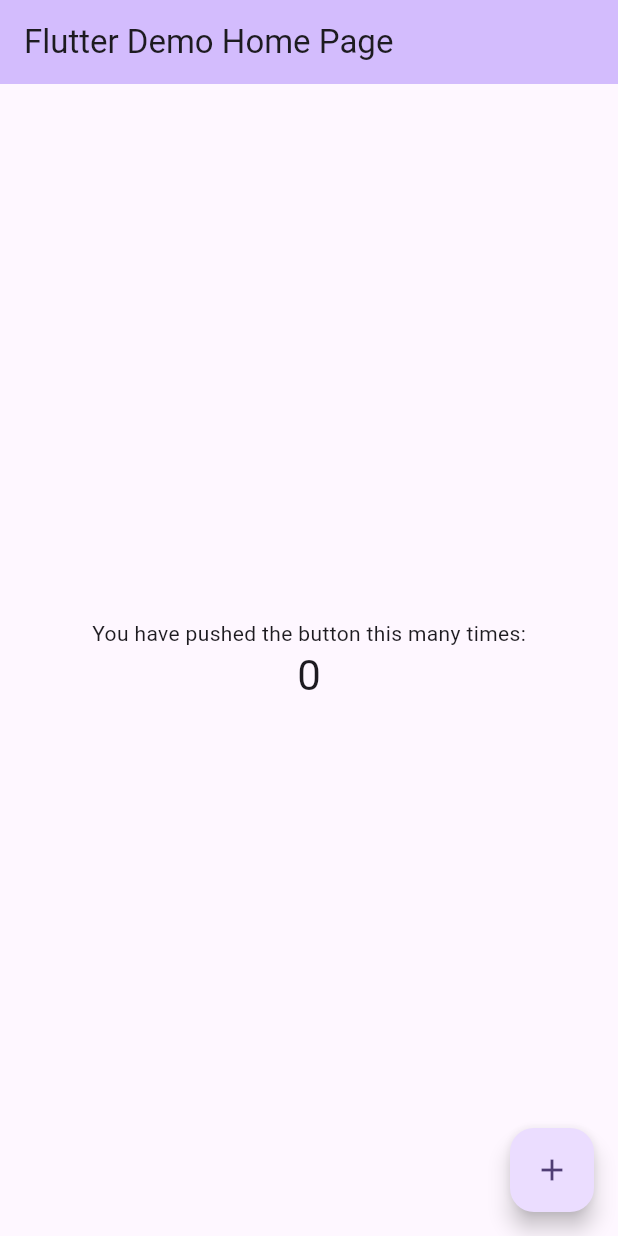
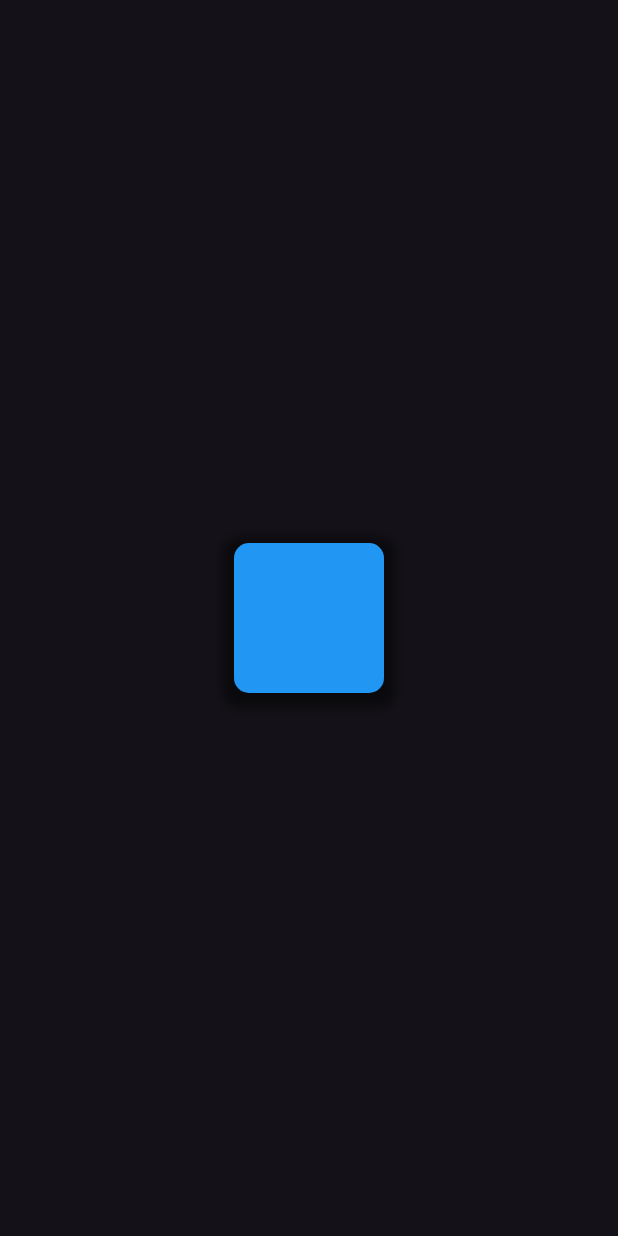
Before and after one commit to GemotiveerdeStudent/FlutterPlayground, a Flutter app: the screen it shows after launch, on a phone screen of 412 x 824 dp. Run offline on Flutter 3.47's test engine with Material 3 defaults, Android fonts, the light colour scheme and no system bars.

```diff
--- a/flutterplayground/lib/main.dart
+++ b/flutterplayground/lib/main.dart
@@ -1,125 +1,80 @@
+import 'dart:math';
 import 'package:flutter/material.dart';
 
 void main() {
-  runApp(const MyApp());
+  runApp(
+    const App(),
+  );
 }
 
-class MyApp extends StatelessWidget {
-  const MyApp({super.key});
+class App extends StatelessWidget {
+  const App({super.key});
 
-  // This widget is the root of your application.
   @override
   Widget build(BuildContext context) {
     return MaterialApp(
-      title: 'Flutter Demo',
-      theme: ThemeData(
-        // This is the theme of your application.
-        //
-        // TRY THIS: Try running your application with "flutter run". You'll see
-        // the application has a purple toolbar. Then, without quitting the app,
-        // try changing the seedColor in the colorScheme below to Colors.green
-        // and then invoke "hot reload" (save your changes or press the "hot
-        // reload" button in a Flutter-supported IDE, or press "r" if you used
-        // the command line to start the app).
-        //
-        // Notice that the counter didn't reset back to zero; the application
-        // state is not lost during the reload. To reset the state, use hot
-        // restart instead.
-        //
-        // This works for code too, not just values: Most code changes can be
-        // tested with just a hot reload.
-        colorScheme: ColorScheme.fromSeed(seedColor: Colors.deepPurple),
-        useMaterial3: true,
-      ),
-      home: const MyHomePage(title: 'Flutter Demo Home Page'),
+      theme: ThemeData(brightness: Brightness.dark),
+      darkTheme: ThemeData(brightness: Brightness.dark),
+      themeMode: ThemeMode.dark,
+      debugShowCheckedModeBanner: false,
+      debugShowMaterialGrid: false,
+      home: const HomePage(),
     );
   }
 }
 
-class MyHomePage extends StatefulWidget {
-  const MyHomePage({super.key, required this.title});
-
-  // This widget is the home page of your application. It is stateful, meaning
-  // that it has a State object (defined below) that contains fields that affect
-  // how it looks.
-
-  // This class is the configuration for the state. It holds the values (in this
-  // case the title) provided by the parent (in this case the App widget) and
-  // used by the build method of the State. Fields in a Widget subclass are
-  // always marked "final".
-
-  final String title;
+class HomePage extends StatefulWidget {
+  const HomePage({super.key});
 
   @override
-  State<MyHomePage> createState() => _MyHomePageState();
+  State<HomePage> createState() => _HomePageState();
 }
 
-class _MyHomePageState extends State<MyHomePage> {
-  int _counter = 0;
+class _HomePageState extends State<HomePage>
+    with SingleTickerProviderStateMixin {
+  late AnimationController _controller;
+  late Animation<double> _animation;
 
-  void _incrementCounter() {
-    setState(() {
-      // This call to setState tells the Flutter framework that something has
-      // changed in this State, which causes it to rerun the build method below
-      // so that the display can reflect the updated values. If we changed
-      // _counter without calling setState(), then the build method would not be
-      // called again, and so nothing would appear to happen.
-      _counter++;
-    });
+  @override
+  void initState() {
+    super.initState();
+    _controller = AnimationController(
+      duration: const Duration(seconds: 2),
+      vsync: this,
+    );
+    _animation = Tween<double>(
+      begin: 0.0,
+      end: 2 * pi,
+    ).animate(_controller);
+  }
+
+  @override
+  void dispose() {
+    _controller.dispose();
+    super.dispose();
   }
 
   @override
   Widget build(BuildContext context) {
-    // This method is rerun every time setState is called, for instance as done
-    // by the _incrementCounter method above.
-    //
-    // The Flutter framework has been optimized to make rerunning build methods
-    // fast, so that you can just rebuild anything that needs updating rather
-    // than having to individually change instances of widgets.
     return Scaffold(
-      appBar: AppBar(
-        // TRY THIS: Try changing the color here to a specific color (to
-        // Colors.amber, perhaps?) and trigger a hot reload to see the AppBar
-        // change color while the other colors stay the same.
-        backgroundColor: Theme.of(context).colorScheme.inversePrimary,
-        // Here we take the value from the MyHomePage object that was created by
-        // the App.build method, and use it to set our appbar title.
-        title: Text(widget.title),
-      ),
       body: Center(
-        // Center is a layout widget. It takes a single child and positions it
-        // in the middle of the parent.
-        child: Column(
-          // Column is also a layout widget. It takes a list of children and
-          // arranges them vertically. By default, it sizes itself to fit its
-          // children horizontally, and tries to be as tall as its parent.
-          //
-          // Column has various properties to control how it sizes itself and
-          // how it positions its children. Here we use mainAxisAlignment to
-          // center the children vertically; the main axis here is the vertical
-          // axis because Columns are vertical (the cross axis would be
-          // horizontal).
-          //
-          // TRY THIS: Invoke "debug painting" (choose the "Toggle Debug Paint"
-          // action in the IDE, or press "p" in the console), to see the
-          // wireframe for each widget.
-          mainAxisAlignment: MainAxisAlignment.center,
-          children: <Widget>[
-            const Text(
-              'You have pushed the button this many times:',
-            ),
-            Text(
-              '$_counter',
-              style: Theme.of(context).textTheme.headlineMedium,
-            ),
-          ],
+        child: Container(
+          width: 100,
+          height: 100,
+          decoration: BoxDecoration(
+            color: Colors.blue,
+            borderRadius: BorderRadius.circular(10),
+            boxShadow: [
+              BoxShadow(
+                color: Colors.black.withOpacity(0.5),
+                blurRadius: 5,
+                spreadRadius: 7,
+                offset: const Offset(0, 3),
+              )
+            ],
+          ),
         ),
       ),
-      floatingActionButton: FloatingActionButton(
-        onPressed: _incrementCounter,
-        tooltip: 'Increment',
-        child: const Icon(Icons.add),
-      ), // This trailing comma makes auto-formatting nicer for build methods.
     );
   }
 }
```
Also changed, not shown: 1 other file.
